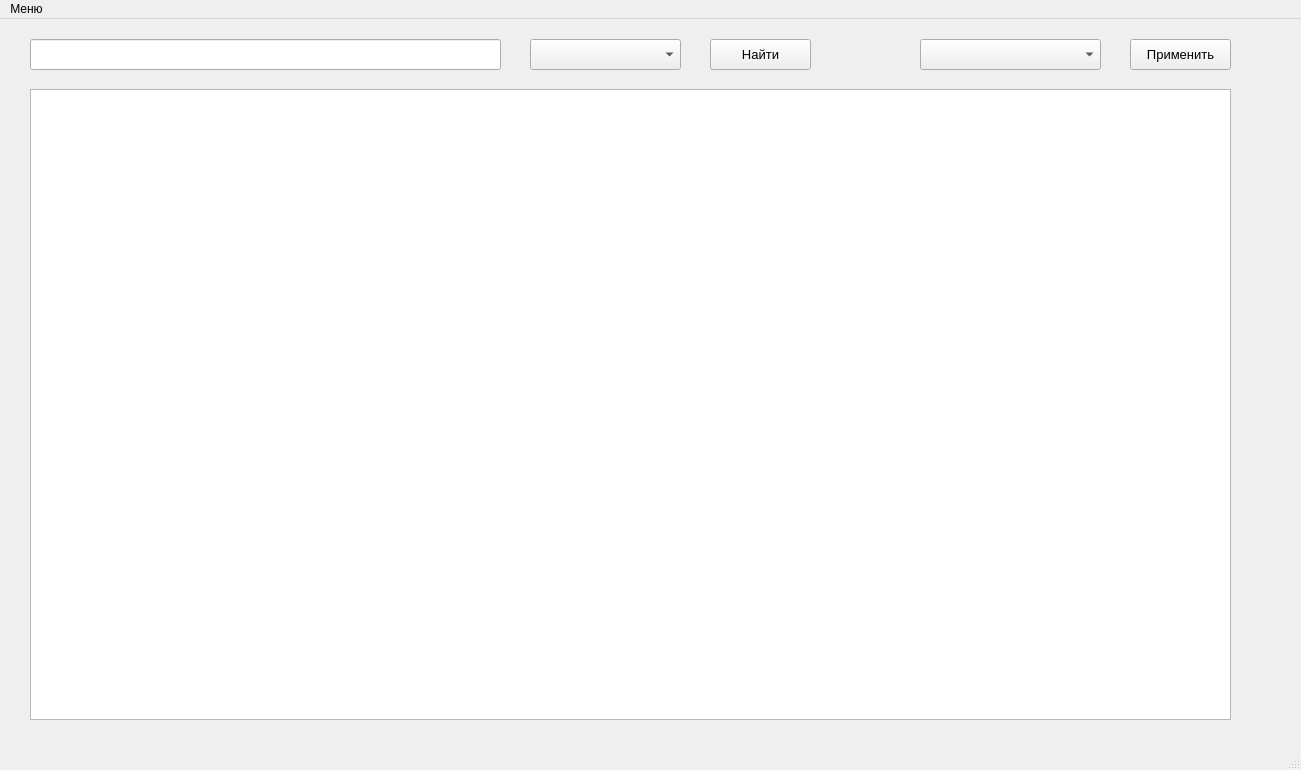
This is OmGTU.ui in Tek4to/pythonPyQT as Qt 5 draws it before an edit. The edited form follows.
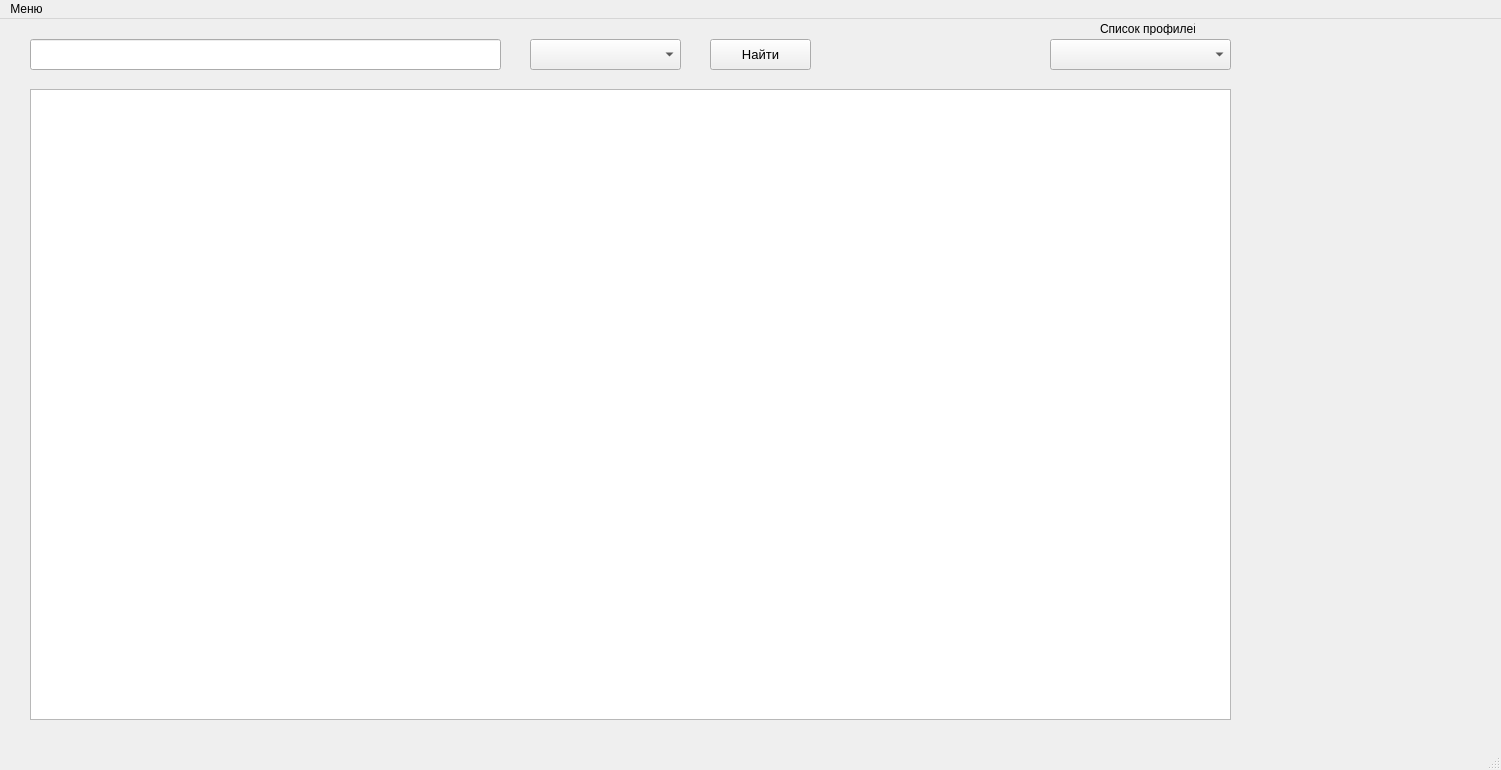
This is the edited form.

Diff of the .ui file:
```diff
--- a/OmGTU.ui
+++ b/OmGTU.ui
@@ -6,7 +6,7 @@
    <rect>
     <x>0</x>
     <y>0</y>
-    <width>1301</width>
+    <width>1501</width>
     <height>770</height>
    </rect>
   </property>
@@ -20,7 +20,7 @@
    <widget class="QComboBox" name="comboBox">
     <property name="geometry">
      <rect>
-      <x>920</x>
+      <x>1050</x>
       <y>20</y>
       <width>181</width>
       <height>31</height>
@@ -31,6 +31,18 @@
       <pointsize>10</pointsize>
      </font>
     </property>
+    <property name="statusTip">
+     <string/>
+    </property>
+    <property name="whatsThis">
+     <string>Профили</string>
+    </property>
+    <property name="editable">
+     <bool>false</bool>
+    </property>
+    <property name="currentText">
+     <string/>
+    </property>
    </widget>
    <widget class="QTableWidget" name="tableWidget">
     <property name="geometry">
@@ -63,24 +75,6 @@
      <bool>true</bool>
     </attribute>
    </widget>
-   <widget class="QPushButton" name="pushButton_3">
-    <property name="geometry">
-     <rect>
-      <x>1130</x>
-      <y>20</y>
-      <width>101</width>
-      <height>31</height>
-     </rect>
-    </property>
-    <property name="font">
-     <font>
-      <pointsize>10</pointsize>
-     </font>
-    </property>
-    <property name="text">
-     <string>Применить</string>
-    </property>
-   </widget>
    <widget class="QLineEdit" name="lineEdit">
     <property name="geometry">
      <rect>
@@ -127,13 +121,26 @@
      </font>
     </property>
    </widget>
+   <widget class="QLabel" name="label">
+    <property name="geometry">
+     <rect>
+      <x>1100</x>
+      <y>3</y>
+      <width>95</width>
+      <height>13</height>
+     </rect>
+    </property>
+    <property name="text">
+     <string>Список профилей</string>
+    </property>
+   </widget>
   </widget>
   <widget class="QMenuBar" name="menubar">
    <property name="geometry">
     <rect>
      <x>0</x>
      <y>0</y>
-     <width>1301</width>
+     <width>1501</width>
      <height>21</height>
     </rect>
    </property>
```
Left out of the diff: 16 changed lines with no effect on the pictures.
